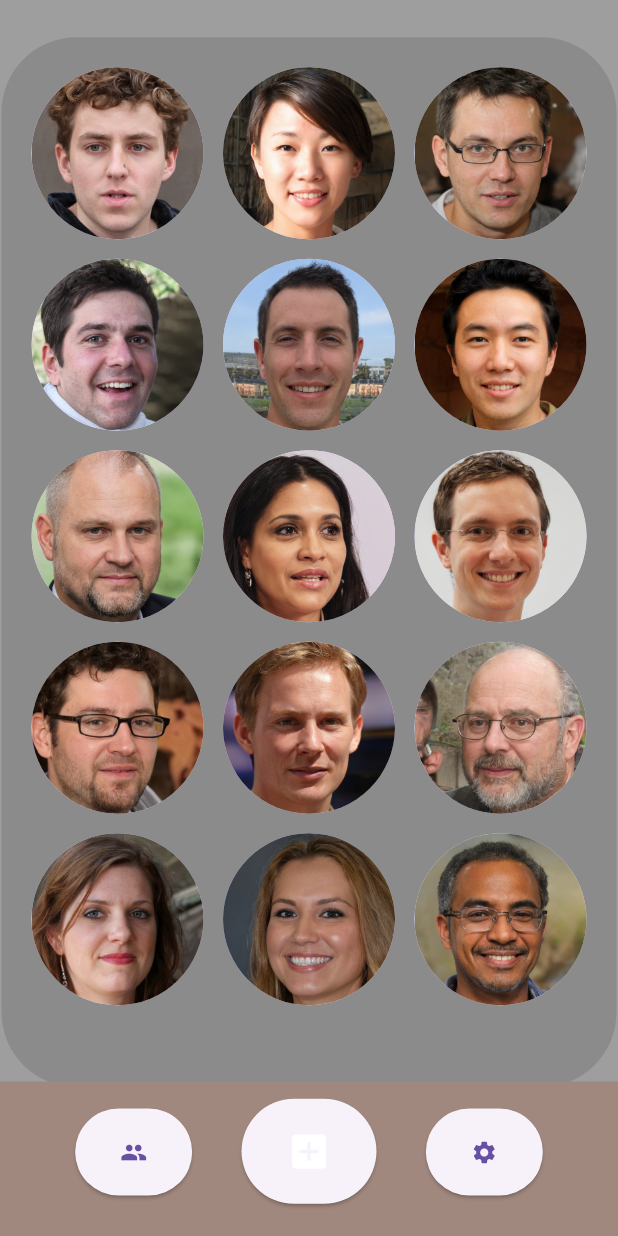
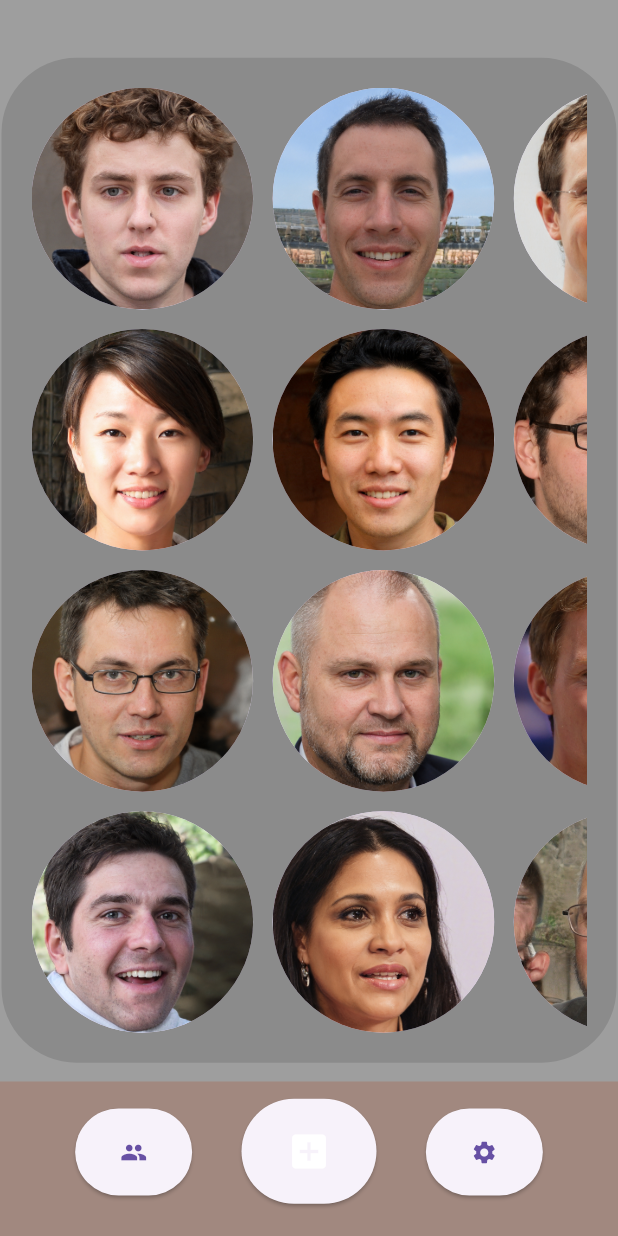
Before and after one commit to RhysRoo/UniFlutterProject, a Flutter app: the screen it shows after launch, item 2 of the bottom bar chosen, after a tap on "Add Post", on a phone screen of 412 x 824 dp. Run offline on Flutter 3.47's test engine with Material 3 defaults, Android fonts, the phone set to English and light mode, and no system bars.

Commit message:
added_bounce_animation

```diff
--- a/lib/add_post.dart
+++ b/lib/add_post.dart
@@ -17,6 +17,38 @@ class AddPost extends StatelessWidget {
           height: MediaQuery.of(context).size.height,
           width: MediaQuery.of(context).size.width,
           child: Stack(alignment: Alignment.topLeft, children: [
+            Row(
+              children: [
+                const SizedBox(
+                  width: 10,
+                ),
+                Container(
+                  alignment: Alignment(0.3, -0.8),
+                  child: BackButton(
+                    onPressed: () {
+                      Navigator.push(
+                        context,
+                        MaterialPageRoute(
+                            builder: (context) => const TestHomePage()),
+                      );
+                    },
+                  ),
+                ),
+                const SizedBox(
+                  width: 5,
+                ),
+                Container(
+                  alignment: const Alignment(0.17, -0.78),
+                  child: const Text(
+                    "Go Back",
+                    style: TextStyle(
+                      fontSize: 20,
+                      fontWeight: FontWeight.bold,
+                    ),
+                  ),
+                ),
+              ],
+            ),
             Align(
               alignment: Alignment.center,
               child: Flexible(
@@ -51,7 +83,8 @@ class AddPost extends StatelessWidget {
                             child: TextField(
                               controller: _textController,
                               decoration: InputDecoration(
-                                border: OutlineInputBorder(),
+                                border: OutlineInputBorder(
+                                    borderRadius: BorderRadius.circular(20)),
                                 suffixIcon: IconButton(
                                   onPressed: () {
                                     _textController.clear();
--- a/lib/home_page.dart
+++ b/lib/home_page.dart
@@ -48,7 +48,7 @@ class _HomePageState extends State<HomePage> {
                 alignment: const Alignment(0.0, -0.1),
                 child: Container(
                   width: 410,
-                  height: 650,
+                  height: 600,
                   decoration: const BoxDecoration(
                     color: Colors.black12,
                     borderRadius: BorderRadius.horizontal(
--- a/lib/test_home.dart
+++ b/lib/test_home.dart
@@ -68,10 +68,10 @@ class _HomePageState extends State<TestHomePage> {
             children: [
               SafeArea(
                 child: Align(
-                  alignment: const Alignment(0.0, -0.6),
+                  alignment: const Alignment(0.0, -0.5),
                   child: Container(
                     width: 410,
-                    height: 700,
+                    height: 670,
                     decoration: const BoxDecoration(
                       color: Colors.black12,
                       borderRadius: BorderRadius.horizontal(
@@ -88,17 +88,38 @@ class _HomePageState extends State<TestHomePage> {
                           Align(
                             alignment: Alignment.topCenter,
                             child: GridView.builder(
+                              scrollDirection: Axis.horizontal,
                               itemCount: imagePaths.length,
                               gridDelegate:
                                   const SliverGridDelegateWithFixedCrossAxisCount(
-                                crossAxisCount: 3,
+                                crossAxisCount: 4,
                                 crossAxisSpacing: 13,
                                 mainAxisSpacing: 13,
                               ),
                               itemBuilder: (BuildContext context, int index) {
                                 return InkWell(
                                   onTap: () {
-                                    userPostButtonHandler(context);
+                                    Navigator.push(
+                                      context,
+                                      PageRouteBuilder(
+                                        pageBuilder:
+                                            (context, animation1, animation2) =>
+                                                const UserPost(),
+                                        transitionDuration:
+                                            const Duration(milliseconds: 300),
+                                        transitionsBuilder: (context, animation,
+                                            secondaryAnimation, child) {
+                                          animation = CurvedAnimation(
+                                            parent: animation,
+                                            curve: Curves.bounceInOut,
+                                          );
+                                          return ScaleTransition(
+                                            scale: animation,
+                                            child: child,
+                                          );
+                                        },
+                                      ),
+                                    );
                                   },
                                   child: CircleAvatar(
                                     backgroundImage:
```
